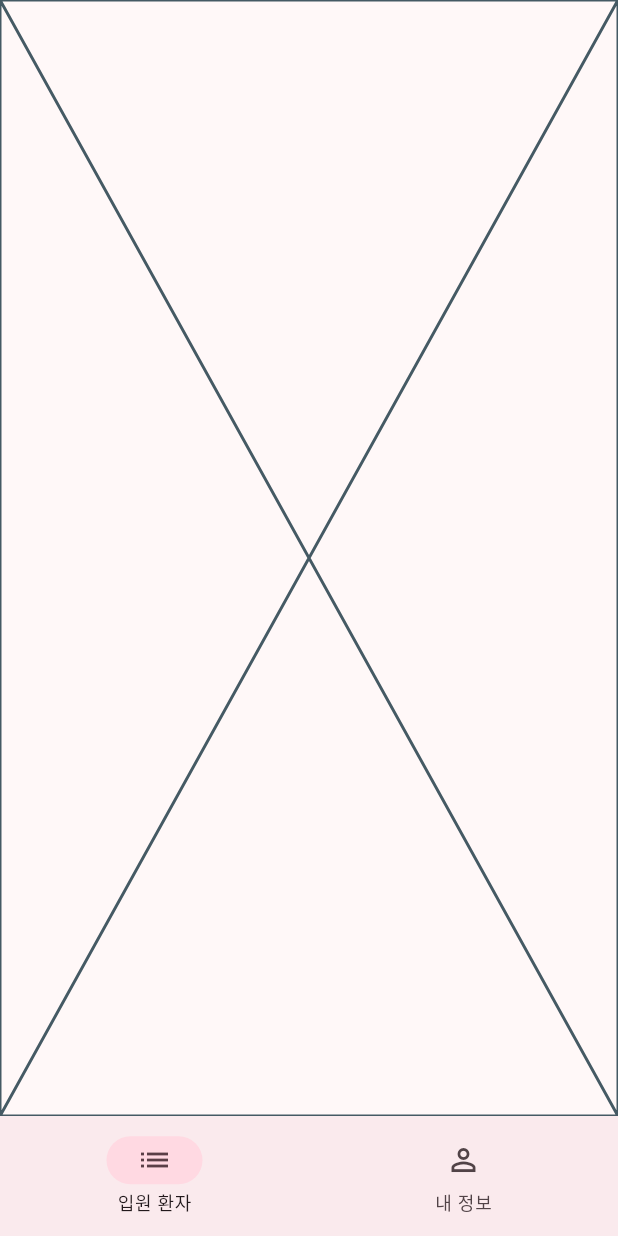
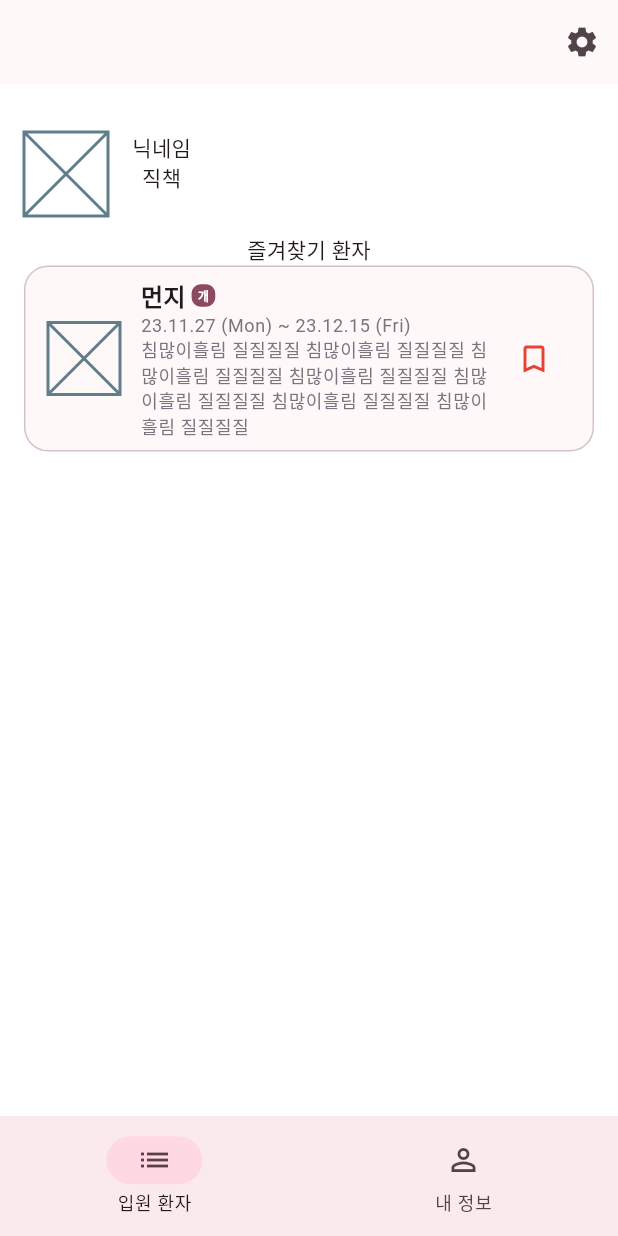
Before and after one commit to wotosts/care_paw, a Flutter app: the screen it shows after launch, swiped to page 2, on a phone screen of 412 x 824 dp. Run offline on Flutter 3.47's test engine with Material 3 defaults, Android fonts, the phone set to English and light mode, and no system bars; our stand-ins replace freezed_annotation.

Commit message:
ui: my_info_page 기본

```diff
--- a/lib/ui/components/animal_list_item.dart
+++ b/lib/ui/components/animal_list_item.dart
@@ -13,6 +13,7 @@ class AnimalListItem extends StatelessWidget {
 
     // todo make clickable card
     return Card(
+        margin: EdgeInsets.zero,
         color: theme.colorScheme.surface,
         shape: RoundedRectangleBorder(
             side: BorderSide(
--- /dev/null
+++ b/lib/ui/components/sized_spacer.dart
@@ -0,0 +1,15 @@
+import 'package:flutter/material.dart';
+
+class SizedSpacer extends StatelessWidget {
+  const SizedSpacer({super.key, this.height, this.width});
+
+  final double? height;
+  final double? width;
+
+  @override
+  Widget build(BuildContext context) {
+    return Padding(
+      padding: EdgeInsets.only(top: height ?? 0.0, left: width ?? 0.0),
+    );
+  }
+}
--- a/lib/ui/home/my_info_page.dart
+++ b/lib/ui/home/my_info_page.dart
@@ -1,4 +1,9 @@
+import 'package:care_paw/ui/components/sized_spacer.dart';
 import 'package:flutter/material.dart';
+
+import '../../model/animal.dart';
+import '../../model/hospitalization_history.dart';
+import '../components/animal_list_item.dart';
 
 class MyInfoPage extends StatefulWidget {
   const MyInfoPage({super.key});
@@ -8,8 +13,63 @@ class MyInfoPage extends StatefulWidget {
 }
 
 class _MyInfoPageState extends State<MyInfoPage> {
+  Widget _profile() {
+    return Padding(
+        padding: EdgeInsets.symmetric(vertical: 12),
+        child: Row(
+          crossAxisAlignment: CrossAxisAlignment.start,
+          children: [
+            SizedBox(
+                width: 56,
+                height: 56,
+                child: Placeholder(color: Colors.blueGrey)),
+            SizedSpacer(width: 16,),
+            Column(
+              children: [
+                Text('닉네임'),
+                Text('직책')
+              ],
+            )
+          ],
+        ));
+  }
+
   @override
   Widget build(BuildContext context) {
-    return const Placeholder();
+    return Scaffold(
+        backgroundColor: Colors.white,
+        appBar: AppBar(
+          actions: [IconButton(onPressed: () {}, icon: Icon(Icons.settings))],
+        ),
+        body: Container(
+          padding: const EdgeInsets.symmetric(horizontal: 16),
+          child: Column(
+            children: [
+              SizedSpacer(height: 20),
+              _profile(),
+              Text('즐겨찾기 환자'),
+              Expanded(
+                child: ListView(
+                  children: [
+                    AnimalListItem(
+                        item: HospitalizationHistory(
+                            animal: Animal(
+                                name: '먼지',
+                                species: '개',
+                                birth: DateTime.parse('2016-08-10'),
+                                gender: '중성화',
+                                note:
+                                    '침많이흘림 질질질질 침많이흘림 질질질질 침많이흘림 질질질질 침많이흘림 질질질질 침많이흘림 질질질질 침많이흘림 질질질질 침많이흘림 질질질질'),
+                            isBookmarked: false,
+                            hospitalizationStartDate:
+                                DateTime.parse('2023-11-27'),
+                            hospitalizationEndDate:
+                                DateTime.parse('2023-12-15')))
+                  ],
+                ),
+              ),
+            ],
+          ),
+        ));
   }
 }
```
